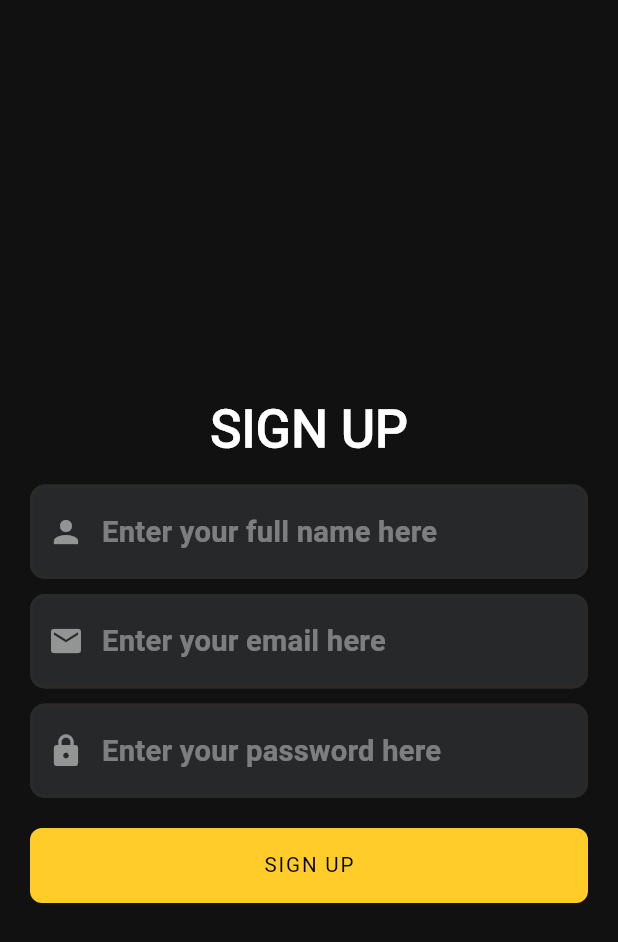
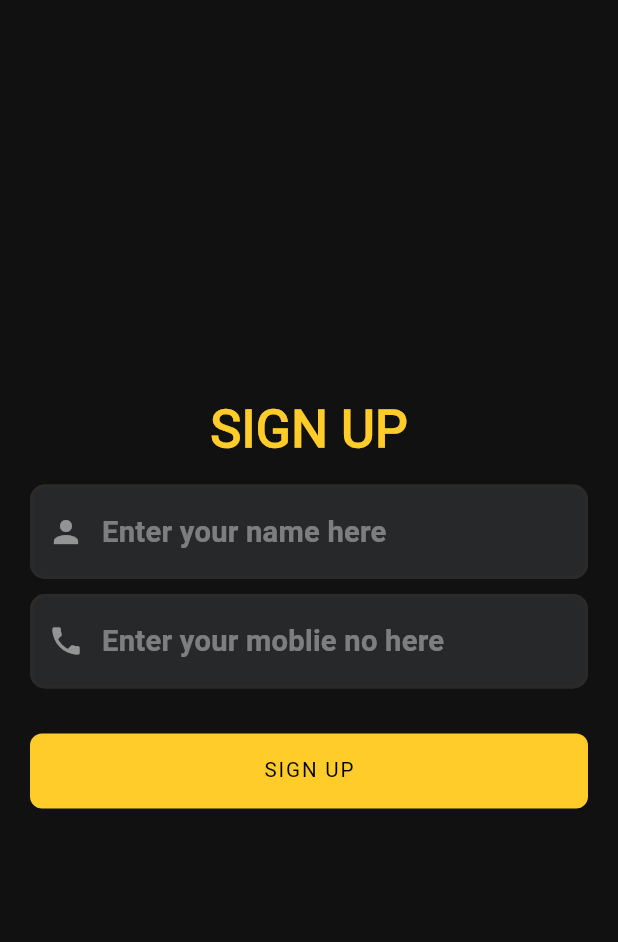
Before and after one commit to shri-rang/streamapp, a Flutter app: the SignUpScreen screen opened by its route, on a phone screen of 412 x 824 dp. Shown: the top 942 px of the screen. Run offline on Flutter 3.47's test engine with Material 2 defaults, Android fonts, the phone set to English and light mode, and no system bars; our stand-ins replace animated_notch_bottom_bar, animated_splash_screen, bloc, carousel_slider, chewie, country_code_picker and 29 more; missing offline and left inert: admob_flutter, app_review, flutter_downloader, flutter_pagewise, flutter_paypal, flutter_share and 2 more; accounts and stored records are empty; network calls fail; statements that could not run were skipped.

Commit message:
otp verification

```diff
--- a/lib/main.dart
+++ b/lib/main.dart
@@ -20,8 +20,8 @@ import 'service/locator.dart';
 
 Future<void> main() async {
   WidgetsFlutterBinding.ensureInitialized();
-  await Firebase.initializeApp();
-  await FlutterDownloader.initialize();
+ await Firebase.initializeApp();
+ await FlutterDownloader.initialize();
   // HttpOverrides.global = MyHttpOverrides();
   // Stripe.publishableKey = Config.stripepublishableKey;
  // Admob.initialize(testDeviceIds: ["17A3B83DAC6AB3357062439AAD33FEA3"]);
--- a/lib/screen/auth/sign_up_screen.dart
+++ b/lib/screen/auth/sign_up_screen.dart
@@ -1,7 +1,9 @@
 import 'package:flutter/material.dart';
+import 'package:flutter/services.dart';
 import 'package:flutter_bloc/flutter_bloc.dart';
 import 'package:oxoo/pages/CoontinuePage.dart';
 import 'package:flutter_screenutil/flutter_screenutil.dart';
+import 'package:pinput/pinput.dart';
 import '../../colors.dart';
 import '../../constants.dart';
 import 'package:hive/hive.dart';
@@ -133,8 +135,8 @@ class _SignUpScreenState extends State<SignUpScreen>
                                       child: Text(
                                         "SIGN UP",
                                         style: TextStyle(
-                                             fontFamily: 'Sans Serif',
-                                            color: Colors.white,
+                                            fontFamily: 'Sans Serif',
+                                            color: purple,
                                             fontSize: 30.sp,
                                             // color: Colors.white,
                                             // fontSize: 28,
@@ -153,8 +155,13 @@ class _SignUpScreenState extends State<SignUpScreen>
                                           children: <Widget>[
                                             EditTextUtils()
                                                 .getCustomEditTextField(
+                                                    inputFormatters: <TextInputFormatter>[
+                                                  FilteringTextInputFormatter
+                                                      .allow(
+                                                          RegExp("[0-9a-zA-Z]"))
+                                                ],
                                                     lableText:
-                                                        "Enter your full name here",
+                                                        "Enter your name here",
                                                     prefixWidget: Icon(
                                                       Icons.person,
                                                       color: Colors.white
@@ -183,17 +190,22 @@ class _SignUpScreenState extends State<SignUpScreen>
                                             SizedBox(height: 10),
                                             EditTextUtils()
                                                 .getCustomEditTextField(
+                                                    maxLength: 10,
+                                                    inputFormatters: [
+                                                      FilteringTextInputFormatter
+                                                          .digitsOnly
+                                                    ],
                                                     lableText:
-                                                        "Enter your email here",
+                                                        "Enter your moblie no here",
                                                     hintValue:
                                                         AppContent.emailAddress,
                                                     prefixWidget: Icon(
-                                                      Icons.email,
+                                                      Icons.phone,
                                                       color: Colors.white
                                                           .withOpacity(0.5),
                                                     ),
-                                                    keyboardType: TextInputType
-                                                        .emailAddress,
+                                                    keyboardType:
+                                                        TextInputType.phone,
                                                     style: isDark
                                                         ? CustomTheme
                                                             .authTitleGrey
@@ -207,40 +219,41 @@ class _SignUpScreenState extends State<SignUpScreen>
                                                     controller:
                                                         loginEmailController,
                                                     validator: (value) {
-                                                      return validateEmail(
-                                                          value);
+                                                      // return
+                                                      // validateEmail(
+                                                      //     value);
                                                     }),
                                             SizedBox(height: 10),
-                                            EditTextUtils()
-                                                .getCustomEditTextField(
-                                                    lableText:
-                                                        "Enter your password here",
-                                                    prefixWidget: Icon(
-                                                      Icons.lock,
-                                                      color: Colors.white
-                                                          .withOpacity(0.5),
-                                                    ),
-                                                    hintValue:
-                                                        AppContent.password,
-                                                    keyboardType:
-                                                        TextInputType.text,
-                                                    style: isDark
-                                                        ? CustomTheme
-                                                            .authTitleGrey
-                                                        : CustomTheme.authTitle,
-                                                    underLineInputBorderColor:
-                                                        isDark
-                                                            ? CustomTheme
-                                                                .grey_transparent2
-                                                            : CustomTheme
-                                                                .primaryColor,
-                                                    controller:
-                                                        loginPasswordController,
-                                                    obscureValue: true,
-                                                    validator: (value) {
-                                                      return validateMinLength(
-                                                          value);
-                                                    }),
+                                            // EditTextUtils()
+                                            //     .getCustomEditTextField(
+                                            //         lableText:
+                                            //             "Enter your password here",
+                                            //         prefixWidget: Icon(
+                                            //           Icons.lock,
+                                            //           color: Colors.white
+                                            //               .withOpacity(0.5),
+                                            //         ),
+                                            //         hintValue:
+                                            //             AppContent.password,
+                                            //         keyboardType:
+                                            //             TextInputType.text,
+                                            //         style: isDark
+                                            //             ? CustomTheme
+                                            //                 .authTitleGrey
+                                            //             : CustomTheme.authTitle,
+                                            //         underLineInputBorderColor:
+                                            //             isDark
+                                            //                 ? CustomTheme
+                                            //                     .grey_transparent2
+                                            //                 : CustomTheme
+                                            //                     .primaryColor,
+                                            //         controller:
+                                            //             loginPasswordController,
+                                            //         obscureValue: true,
+                                            //         validator: (value) {
+                                            //           return validateMinLength(
+                                            //               value);
+                                            //         }),
                                           ],
                                         ),
                                       ),
@@ -256,18 +269,19 @@ class _SignUpScreenState extends State<SignUpScreen>
                                         onTap: () {
                                           if (_signUpFormkey.currentState!
                                               .validate()) {
-                                            isLoading = true;
-                                            AuthUser user = AuthUser(
-                                                name: loginNameController.text,
-                                                email:
-                                                    loginEmailController.text);
-                                            // Registration started bloc
-                                            bloc.add(RegistrationStarted());
-                                            bloc.add(RegistrationCompleting(
-                                                user: user,
-                                                password:
-                                                    loginPasswordController
-                                                        .text));
+                                            // isLoading = true;
+                                            // AuthUser user = AuthUser(
+                                            //     name: loginNameController.text,
+                                            //     email:
+                                            //         loginEmailController.text);
+                                            // // Registration started bloc
+                                            // bloc.add(RegistrationStarted());
+                                            // bloc.add(RegistrationCompleting(
+                                            //     user: user,
+                                            //     password:
+                                            //         loginPasswordController
+                                            //             .text));
+                                            _displayTextInputDialog(context);
                                           }
                                         },
                                         // screenWidth * .8,
@@ -348,4 +362,80 @@ class _SignUpScreenState extends State<SignUpScreen>
       ),
     );
   }
+
+  Future<PersistentBottomSheetController> _displayTextInputDialog(
+      BuildContext context) async {
+    return showBottomSheet(
+        context: context,
+        builder: (context) {
+          return Container(
+            height: 300,
+            decoration: BoxDecoration(
+                color: Color(0xff212121),
+                borderRadius: BorderRadius.only(
+                    topLeft: Radius.circular(16),
+                    topRight: Radius.circular(16))),
+            child: Padding(
+              padding: const EdgeInsets.symmetric(horizontal: 16),
+              child: Column(
+                children: [
+                  SizedBox(
+                    height: 10,
+                  ),
+                  Row(
+                    children: [
+                      Text(
+                        'Enter OTP Here',
+                        style: TextStyle(
+                          color: Colors.white60,
+                          fontSize: 18,
+                          fontWeight: FontWeight.bold,
+                        ),
+                      ),
+                      Spacer(),
+                      IconButton(
+                          onPressed: () {
+                            Navigator.of(context).pop();
+                          },
+                          icon: Icon(Icons.cancel))
+                    ],
+                  ),
+                  Divider(
+                    color: purple.withOpacity(0.6),
+                  ),
+                  SizedBox(
+                    height: 20,
+                  ),
+                  Pinput(
+                    length: 6,
+                  ),
+                  SizedBox(
+                    height: 40,
+                  ),
+                  Padding(
+                    padding: const EdgeInsets.symmetric(
+                      horizontal: 20.0,
+                    ),
+                    child: PrimaryButton(
+                      title: "Submit",
+                      width: double.infinity,
+                      onTap: () {
+                        if (_signUpFormkey.currentState!.validate()) {}
+                      },
+                      // screenWidth * .8,
+                      height: 50,
+                    ),
+                  ),
+                ],
+              ),
+            ),
+          );
+        });
+  }
 }
+//     Column(children: [
+//              Text('TextField in Dialog'),
+//               TextField(
+//               onChanged: (value) {},
+//               decoration: InputDecoration(hintText: "Text Field in Dialog"),)
+//           ],)
--- a/lib/utils/edit_text_utils.dart
+++ b/lib/utils/edit_text_utils.dart
@@ -1,4 +1,5 @@
 import 'package:flutter/material.dart';
+import 'package:flutter/services.dart';
 import 'package:flutter_screenutil/flutter_screenutil.dart';
 import '../../style/theme.dart';
 import '../colors.dart';
@@ -17,7 +18,9 @@ class EditTextUtils {
       int maxLines = 1,
       String? lableText,
       Color underLineInputBorderColor = CustomTheme.grey_transparent2,
-      TextInputType? keyboardType}) {
+      TextInputType? keyboardType,
+      List<TextInputFormatter>? inputFormatters,
+      int? maxLength}) {
     return TextFormField(
       style: TextStyle(
         color: Colors.white,
@@ -27,12 +30,13 @@ class EditTextUtils {
       maxLines: maxLines,
       keyboardType: keyboardType,
       controller: controller,
-
+      maxLength: maxLength,
+      inputFormatters: inputFormatters,
       decoration: InputDecoration(
         suffixIcon: suffixWidget,
         prefixIcon: prefixWidget,
         filled: true,
-
+        counterText: "",
         border: OutlineInputBorder(
           borderRadius: BorderRadius.circular(10.0),
           borderSide: BorderSide(width: 2, color: Colors.white),
--- a/pubspec.yaml
+++ b/pubspec.yaml
@@ -79,6 +79,7 @@ dependencies:
   google_fonts: ^4.0.0
   animated_splash_screen: ^1.3.0
 
+
 dependency_overrides:
     modal_bottom_sheet: ^3.0.0-pre
 
```
Also changed, not shown: lib/screen/home_screen.dart (+98 -131 lines), 7 other files.
